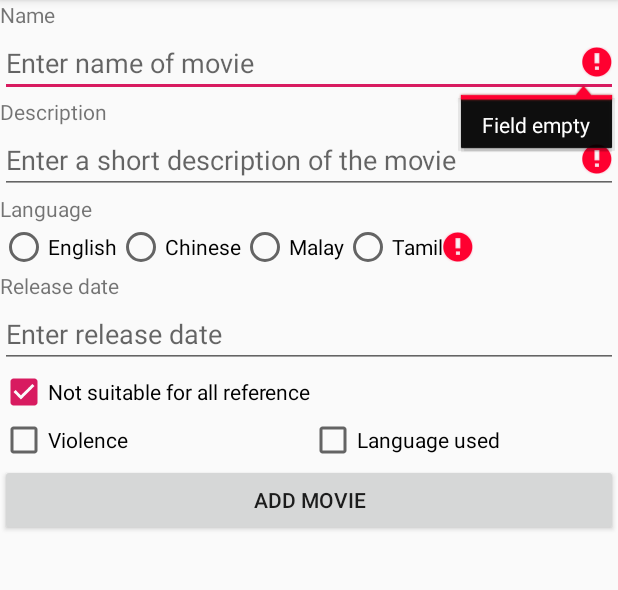
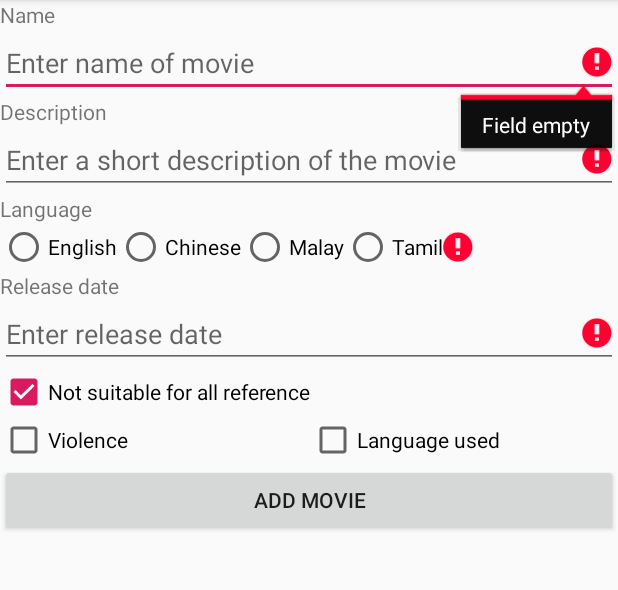
Before and after one commit to hiyongrui/basicMovie-master, an Android app: the screen it shows after launch (MainActivity), after a tap on "ADD MOVIE", on a phone screen of 412 x 824 dp, the part 84-674 px from its top. Run offline under Robolectric (Android 15) with nearby library versions, the phone set to English and light mode, and no system bars; 1 other tap on this screen came first.

```diff
--- a/app/src/main/java/com/example/tanyongrui/basicmovie/MainActivity.kt
+++ b/app/src/main/java/com/example/tanyongrui/basicmovie/MainActivity.kt
@@ -94,11 +94,12 @@ class MainActivity : AppCompatActivity() {
 
     private fun validationDone(): Boolean {
         var statusOfValidation = true;
-        val list = mutableListOf(etNumBiggerThan25,description)
+        val list = mutableListOf(etNumBiggerThan25,description, releaseDate)
         Log.d("validating list", " list is " + list)
         Log.d("length of list", "length/size = " + list.size)
         for (i in 0..list.size-1) {
             System.out.println("list i val " + i + " value = " + list[i])
+            System.out.println("text values in list : " + list[i].text)
             if (list[i].text.toString() == "") {
                 System.out.println("list[i] is empty !!! " + list[i].text)
                 statusOfValidation = false
```
